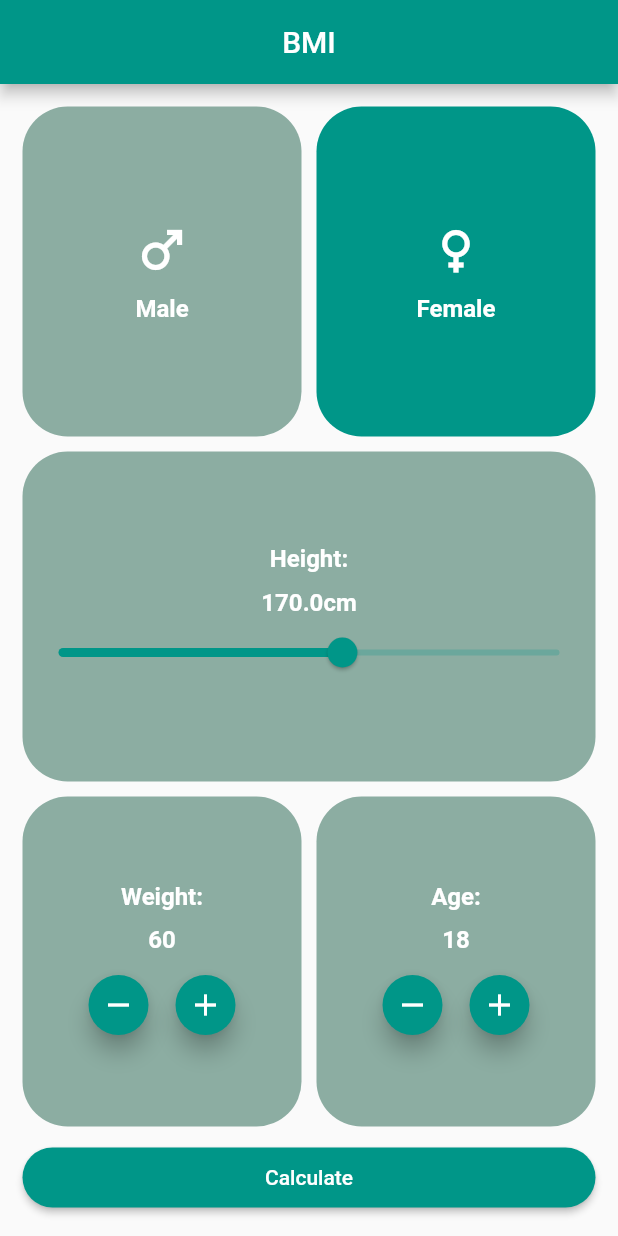
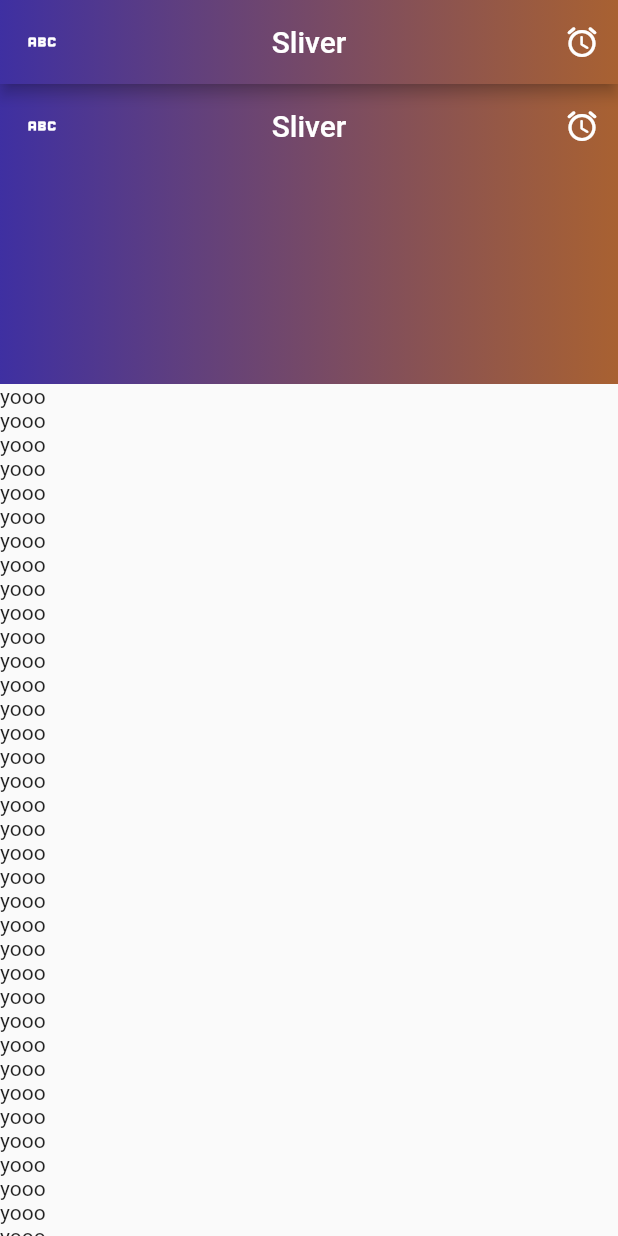
Before and after one commit to AyoubFrihaoui/BMI-DEMO-Flutter, a Flutter app: the screen it shows after launch, on a phone screen of 412 x 824 dp. Run offline on Flutter 3.47's test engine with Material 2 defaults, Android fonts, the phone set to English and light mode, and no system bars; our stand-ins replace flutter_styled_toast.

Commit message:
SliverAppBar demoed

```diff
--- a/bmi_demo/lib/main.dart
+++ b/bmi_demo/lib/main.dart
@@ -1,5 +1,6 @@
 import 'package:bmi_demo/home.dart';
 import 'package:bmi_demo/result.dart';
+import 'package:bmi_demo/sliverappbar.dart';
 import 'package:flutter/material.dart';
 
 void main() {
@@ -14,6 +15,7 @@ class MyApp extends StatelessWidget {
   Widget build(BuildContext context) {
     return MaterialApp(
         title: 'Flutter Demo',
+        debugShowCheckedModeBanner: false,
         theme: ThemeData(
           // This is the theme of your application.
           //
@@ -28,7 +30,7 @@ class MyApp extends StatelessWidget {
               bodyMedium: TextStyle(fontSize: 16, fontWeight: FontWeight.bold)),
           primarySwatch: Colors.teal,
         ),
-        home: Home());
+        home: SliverBar());
     // Result(result: 22.1, isMale: true, age: 22));
   }
 }
--- /dev/null
+++ b/bmi_demo/lib/sliverappbar.dart
@@ -0,0 +1,69 @@
+import 'package:flutter/material.dart';
+
+class SliverBar extends StatelessWidget {
+  SliverBar({super.key});
+
+  List<Text> content = [];
+
+  @override
+  Widget build(BuildContext context) {
+    return Scaffold(
+      appBar: AppBar(
+        leading: IconButton(
+          icon: Icon(Icons.abc_outlined),
+          onPressed: () {},
+        ),
+        title: Text('Sliver'),
+        centerTitle: true,
+        flexibleSpace: Container(
+          decoration: BoxDecoration(
+              gradient: LinearGradient(colors: [
+            Color.fromARGB(204, 78, 22, 168),
+            Color.fromARGB(190, 226, 79, 20)
+          ])),
+        ),
+        actions: [
+          IconButton(onPressed: () {}, icon: Icon(Icons.access_alarm_rounded))
+        ],
+      ),
+      body: Center(
+        child: CustomScrollView(
+          slivers: [
+            SliverAppBar(
+              stretch: true,
+              expandedHeight: 200,
+              leading: IconButton(
+                icon: Icon(Icons.abc_outlined),
+                onPressed: () {},
+              ),
+              title: Text('Sliver'),
+              centerTitle: true,
+              flexibleSpace: FlexibleSpaceBar(
+                background: Expanded(
+                  child: Container(
+                      decoration: BoxDecoration(
+                          gradient: LinearGradient(colors: [
+                    Color.fromARGB(204, 78, 22, 168),
+                    Color.fromARGB(190, 226, 79, 20)
+                  ]))),
+                ),
+              ),
+              actions: [
+                IconButton(
+                    onPressed: () {}, icon: Icon(Icons.access_alarm_rounded))
+              ],
+            ),
+            SliverList(
+                delegate: SliverChildListDelegate([
+              ...List.filled(
+                  40,
+                  Text(
+                    'yooo',
+                  ))
+            ]))
+          ],
+        ),
+      ),
+    );
+  }
+}
```
